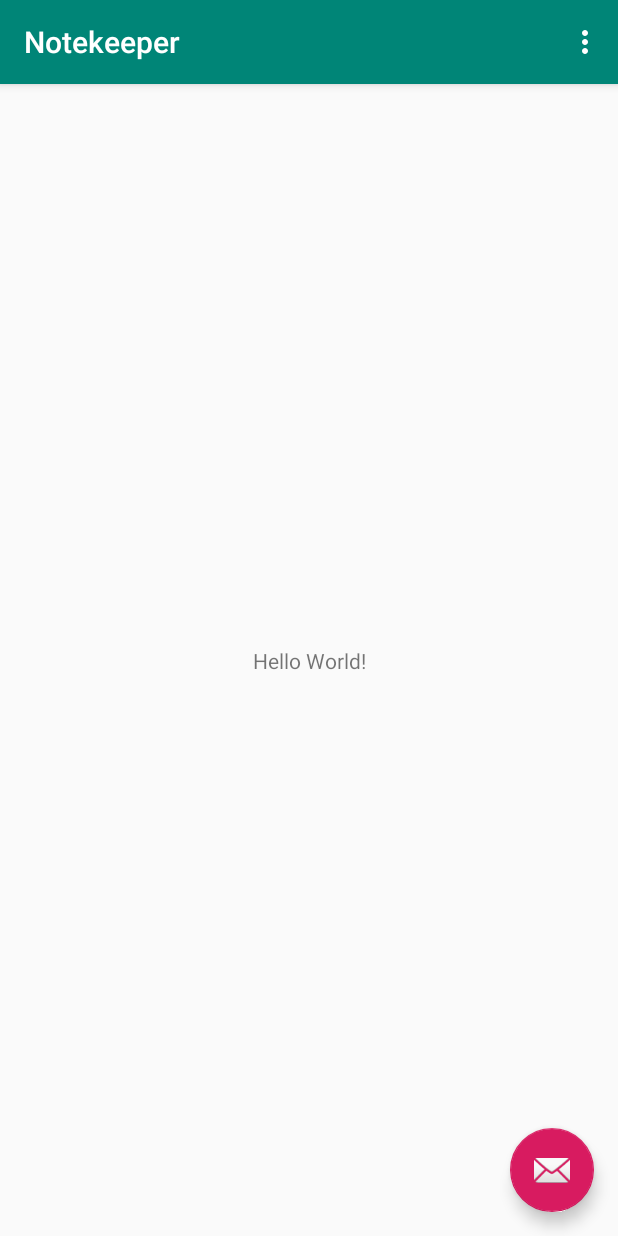
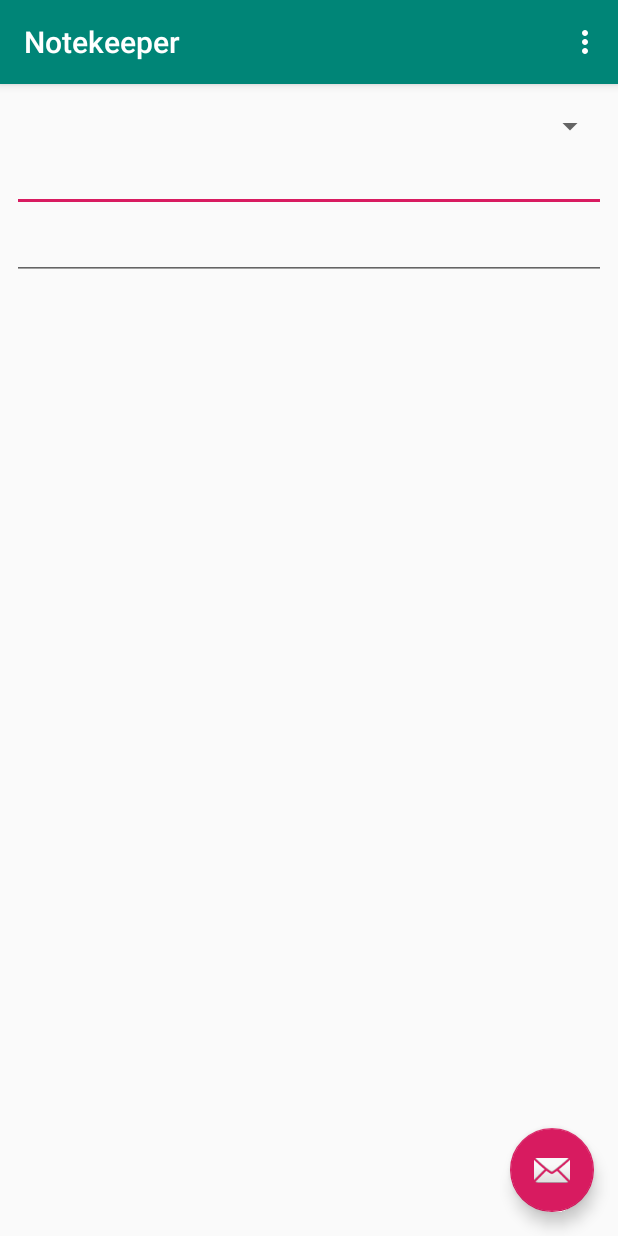
Before and after one commit to Wilson-Ochieng/Notekeeper, an Android app: the screen it shows after launch (NoteActivity), on a phone screen of 412 x 824 dp. Run offline under Robolectric (Android 15) with nearby library versions, the phone set to English and light mode, and no system bars.

Commit message:
changes made on the layouts

```diff
--- a/app/src/main/java/com/example/notekeeper/NoteActivity.java
+++ b/app/src/main/java/com/example/notekeeper/NoteActivity.java
@@ -11,6 +11,7 @@ import androidx.appcompat.widget.Toolbar;
 import android.view.View;
 import android.view.Menu;
 import android.view.MenuItem;
+import android.widget.Spinner;
 
 public class NoteActivity extends AppCompatActivity {
 
@@ -21,14 +22,7 @@ public class NoteActivity extends AppCompatActivity {
         Toolbar toolbar = findViewById(R.id.toolbar);
         setSupportActionBar(toolbar);
 
-        FloatingActionButton fab = findViewById(R.id.fab);
-        fab.setOnClickListener(new View.OnClickListener() {
-            @Override
-            public void onClick(View view) {
-                Snackbar.make(view, "Replace with your own action", Snackbar.LENGTH_LONG)
-                        .setAction("Action", null).show();
-            }
-        });
+        Spinner spinnerCourses = findViewById(R.id.spinner_courses);
     }
 
     @Override
--- a/app/src/main/res/layout/content_note.xml
+++ b/app/src/main/res/layout/content_note.xml
@@ -8,13 +8,36 @@
     tools:context=".NoteActivity"
     tools:showIn="@layout/activity_note">
 
-    <TextView
-        android:layout_width="wrap_content"
+    <Spinner
+        android:id="@+id/spinner_courses"
+        android:layout_width="0dp"
         android:layout_height="wrap_content"
-        android:text="Hello World!"
-        app:layout_constraintBottom_toBottomOf="parent"
-        app:layout_constraintLeft_toLeftOf="parent"
-        app:layout_constraintRight_toRightOf="parent"
+        android:layout_marginStart="8dp"
+        android:layout_marginTop="16dp"
+        android:layout_marginEnd="8dp"
+        app:layout_constraintEnd_toEndOf="parent"
+        app:layout_constraintStart_toStartOf="parent"
         app:layout_constraintTop_toTopOf="parent" />
 
+    <EditText
+        android:id="@+id/text_note_title"
+        android:layout_width="0dp"
+        android:layout_height="wrap_content"
+        android:ems="10"
+        android:gravity="start|top"
+        android:inputType="textMultiLine"
+        app:layout_constraintEnd_toEndOf="@+id/spinner_courses"
+        app:layout_constraintStart_toStartOf="@+id/spinner_courses"
+        app:layout_constraintTop_toBottomOf="@+id/spinner_courses" />
+
+    <EditText
+        android:id="@+id/text_note_text"
+        android:layout_width="0dp"
+        android:layout_height="wrap_content"
+        android:ems="10"
+        android:gravity="start|top"
+        android:inputType="textMultiLine"
+        app:layout_constraintEnd_toEndOf="@+id/text_note_title"
+        app:layout_constraintStart_toStartOf="@+id/text_note_title"
+        app:layout_constraintTop_toBottomOf="@+id/text_note_title" />
 </androidx.constraintlayout.widget.ConstraintLayout>
```
